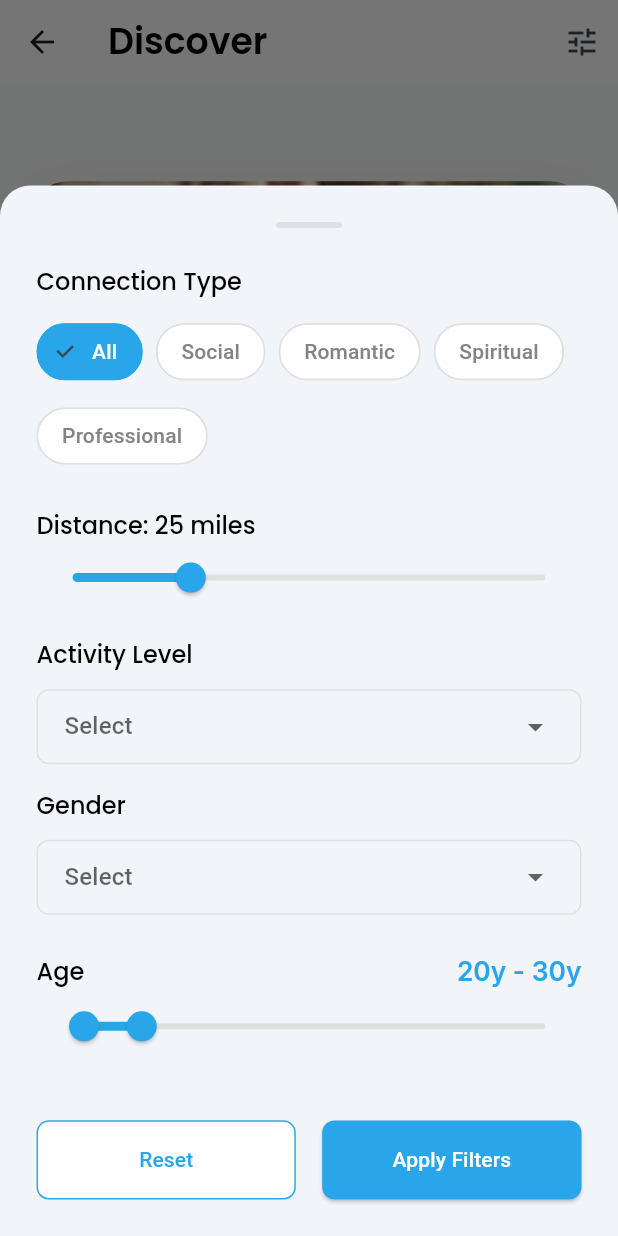
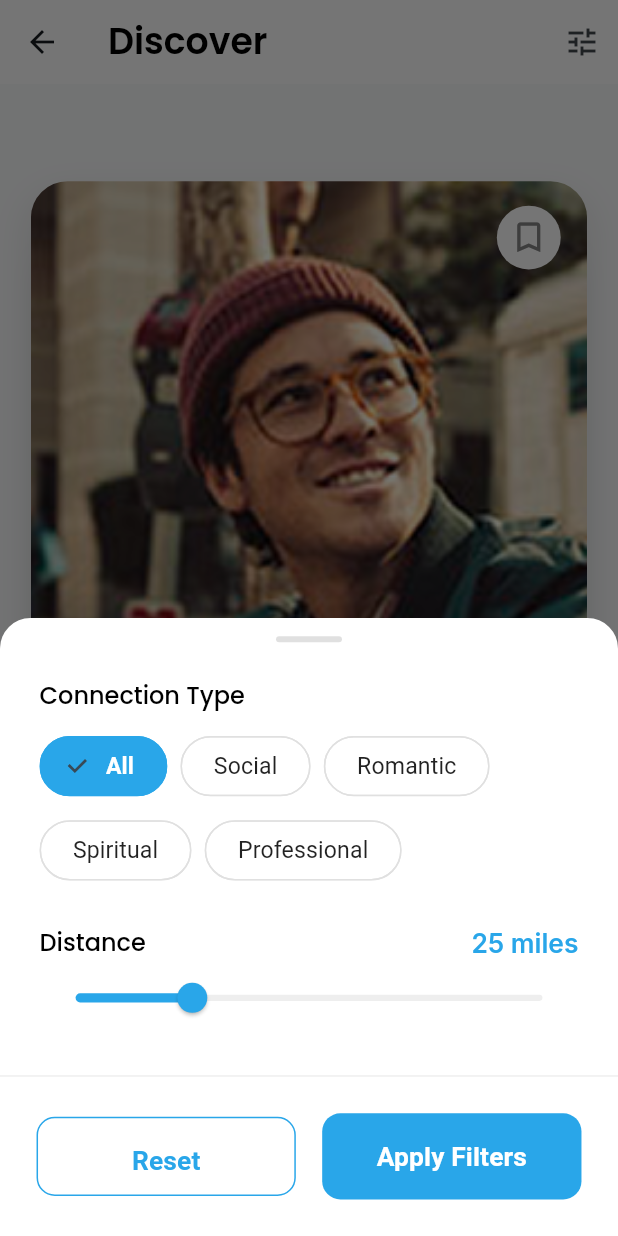
Before and after one commit to Ismail554/AnchorApp, a Flutter app: the _MatchHomeContent screen opened directly, after a tap on the "tune" icon, on a phone screen of 412 x 824 dp. Run offline on Flutter 3.47's test engine with Material 3 defaults, Android fonts, the phone set to English and light mode, and no system bars; our stand-ins replace flutter_screenutil, flutter_svg, google_fonts, image_picker, pinput; missing offline and left inert: textfield_tags; project files that could hold a hidden picture were left out.

Commit message:
add match home screen with swipeable cards and filter options.

```diff
--- a/lib/views/matches/discover/swipeable_card_stack.dart
+++ b/lib/views/matches/discover/swipeable_card_stack.dart
@@ -5,7 +5,8 @@ import 'package:wynante/models/your_connection_model.dart';
 import 'package:wynante/views/matches/discover/my_saved_screen.dart';
 import 'package:wynante/views/matches/discover/discover_card.dart';
 import 'package:wynante/views/matches/dislike_dialog.dart';
-import 'package:wynante/core/font_manager.dart';
+
+import 'package:wynante/core/app_colors.dart';
 
 class SwipeableCardStack extends StatefulWidget {
   final List<YourConnectionModel> candidates;
@@ -39,7 +40,22 @@ class _SwipeableCardStackState extends State<SwipeableCardStack>
 
   void _removeCard(bool liked) {
     if (liked) {
-      print("Liked ${_cards[_currentIndex].name}");
+      final name = _cards[_currentIndex].name;
+      print("Liked $name");
+
+      ScaffoldMessenger.of(context).showSnackBar(
+        SnackBar(
+          content: Text("You have liked $name"),
+          behavior: SnackBarBehavior.floating,
+          backgroundColor: AppColors.primaryColor,
+          duration: const Duration(seconds: 2),
+          shape: RoundedRectangleBorder(
+            borderRadius: BorderRadius.circular(10),
+          ),
+          margin: const EdgeInsets.all(16),
+        ),
+      );
+
       _animateSlideOut(offset: const Offset(0, -1.5)); // Slide UP
     } else {
       print("Disliked ${_cards[_currentIndex].name}");
@@ -50,13 +66,16 @@ class _SwipeableCardStackState extends State<SwipeableCardStack>
 
   void _animateSlideOut({required Offset offset}) {
     _slideOutAnimation = AnimationController(
-      duration: const Duration(milliseconds: 300),
+      duration: const Duration(milliseconds: 500),
       vsync: this,
     );
 
     // Animation controller drives the slide out
     final _ = Tween<Offset>(begin: Offset.zero, end: offset).animate(
-      CurvedAnimation(parent: _slideOutAnimation!, curve: Curves.easeOut),
+      CurvedAnimation(
+        parent: _slideOutAnimation!,
+        curve: Curves.easeInOutCubic,
+      ),
     );
 
     _slideOutAnimation!.forward().then((_) {
--- a/lib/views/matches/match_home_screen.dart
+++ b/lib/views/matches/match_home_screen.dart
@@ -72,19 +72,17 @@ class _MatchHomeContentState extends State<_MatchHomeContent> {
     showModalBottomSheet(
       context: context,
       isScrollControlled: true,
-      shape: RoundedRectangleBorder(
+      backgroundColor: Colors.transparent,
+      builder: (context) {
+        return Container(
+          height: 0.5.sh,
+          decoration: BoxDecoration(
+            color: Colors.white,
             borderRadius: BorderRadius.vertical(top: Radius.circular(20.r)),
           ),
-      builder: (context) {
-        return SafeArea(
-          child: StatefulBuilder(
-            builder: (context, setSheetState) {
-              return Container(
-                padding: EdgeInsets.all(24.r),
-                height: 0.85.sh, // Slightly taller to fit all fields
           child: Column(
-                  crossAxisAlignment: CrossAxisAlignment.start,
             children: [
+              AppSpacing.h12,
               Center(
                 child: Container(
                   width: 40.w,
@@ -96,6 +94,14 @@ class _MatchHomeContentState extends State<_MatchHomeContent> {
                 ),
               ),
               AppSpacing.h24,
+              Expanded(
+                child: SingleChildScrollView(
+                  padding: EdgeInsets.symmetric(horizontal: 24.w),
+                  child: StatefulBuilder(
+                    builder: (context, setSheetState) {
+                      return Column(
+                        crossAxisAlignment: CrossAxisAlignment.start,
+                        children: [
                           Text(
                             "Connection Type",
                             style: FontManager.heading4(fontSize: 16),
@@ -115,7 +121,18 @@ class _MatchHomeContentState extends State<_MatchHomeContent> {
                                   final isSelected =
                                       _tempSelectedConnectionType == type;
                                   return ChoiceChip(
-                              label: Text(type),
+                                    label: Text(
+                                      type,
+                                      style: TextStyle(
+                                        color: isSelected
+                                            ? Colors.white
+                                            : Colors.black87,
+                                        fontSize: 14.sp,
+                                        fontWeight: isSelected
+                                            ? FontWeight.w600
+                                            : FontWeight.normal,
+                                      ),
+                                    ),
                                     selected: isSelected,
                                     onSelected: (selected) {
                                       if (selected) {
@@ -125,14 +142,13 @@ class _MatchHomeContentState extends State<_MatchHomeContent> {
                                       }
                                     },
                                     selectedColor: AppColors.primaryColor,
-                              labelStyle: TextStyle(
-                                color: isSelected
-                                    ? Colors.white
-                                    : AppColors.grey,
+                                    backgroundColor: Colors.white,
+                                    padding: EdgeInsets.symmetric(
+                                      horizontal: 12.w,
+                                      vertical: 8.h,
                                     ),
-                              backgroundColor: AppColors.white,
                                     shape: RoundedRectangleBorder(
-                                borderRadius: BorderRadius.circular(20.r),
+                                      borderRadius: BorderRadius.circular(24.r),
                                       side: BorderSide(
                                         color: isSelected
                                             ? AppColors.primaryColor
@@ -143,23 +159,43 @@ class _MatchHomeContentState extends State<_MatchHomeContent> {
                                 }).toList(),
                           ),
                           AppSpacing.h24,
+                          Row(
+                            mainAxisAlignment: MainAxisAlignment.spaceBetween,
+                            children: [
                               Text(
-                      "Distance: ${_tempDistance.round()} miles",
+                                "Distance",
                                 style: FontManager.heading4(fontSize: 16),
                               ),
-                    Slider(
+                              Text(
+                                "${_tempDistance.round()} miles",
+                                style: FontManager.bodyMedium(
+                                  color: AppColors.primaryColor,
+                                ),
+                              ),
+                            ],
+                          ),
+                          SliderTheme(
+                            data: SliderTheme.of(context).copyWith(
+                              activeTrackColor: AppColors.primaryColor,
+                              inactiveTrackColor: Colors.grey[200],
+                              thumbColor: AppColors.primaryColor,
+                              overlayColor: AppColors.primaryColor.withOpacity(
+                                0.2,
+                              ),
+                              trackHeight: 4.h,
+                            ),
+                            child: Slider(
                               value: _tempDistance,
                               min: 0,
                               max: 100,
-                      activeColor: AppColors.primaryColor,
-                      inactiveColor: Colors.grey[300],
                               onChanged: (value) {
                                 setSheetState(() {
                                   _tempDistance = value;
                                 });
                               },
                             ),
-                    AppSpacing.h16,
+                          ),
+                          AppSpacing.h24,
                           Text(
                             "Activity Level",
                             style: FontManager.heading4(fontSize: 16),
@@ -169,21 +205,29 @@ class _MatchHomeContentState extends State<_MatchHomeContent> {
                             padding: EdgeInsets.symmetric(horizontal: 16.w),
                             decoration: BoxDecoration(
                               border: Border.all(color: Colors.grey[300]!),
-                        borderRadius: BorderRadius.circular(8.r),
+                              borderRadius: BorderRadius.circular(12.r),
                             ),
                             child: DropdownButtonHideUnderline(
                               child: DropdownButton<String>(
                                 value: _tempSelectedActivityLevel,
-                          hint: const Text("Select"),
+                                hint: Text(
+                                  "Select",
+                                  style: TextStyle(
+                                    color: Colors.grey[400],
+                                    fontSize: 14.sp,
+                                  ),
+                                ),
                                 isExpanded: true,
-                          items: ["Low", "Moderate", "High", "Very High"].map((
-                            level,
-                          ) {
+                                icon: const Icon(Icons.keyboard_arrow_down),
+                                borderRadius: BorderRadius.circular(12.r),
+                                items: ["Low", "Moderate", "High", "Very High"]
+                                    .map((level) {
                                       return DropdownMenuItem(
                                         value: level,
                                         child: Text(level),
                                       );
-                          }).toList(),
+                                    })
+                                    .toList(),
                                 onChanged: (value) {
                                   setSheetState(() {
                                     _tempSelectedActivityLevel = value;
@@ -192,21 +236,34 @@ class _MatchHomeContentState extends State<_MatchHomeContent> {
                               ),
                             ),
                           ),
-                    AppSpacing.h16,
-                    Text("Gender", style: FontManager.heading4(fontSize: 16)),
+                          AppSpacing.h24,
+                          Text(
+                            "Gender",
+                            style: FontManager.heading4(fontSize: 16),
+                          ),
                           AppSpacing.h12,
                           Container(
                             padding: EdgeInsets.symmetric(horizontal: 16.w),
                             decoration: BoxDecoration(
                               border: Border.all(color: Colors.grey[300]!),
-                        borderRadius: BorderRadius.circular(8.r),
+                              borderRadius: BorderRadius.circular(12.r),
                             ),
                             child: DropdownButtonHideUnderline(
                               child: DropdownButton<String>(
                                 value: _tempSelectedGender,
-                          hint: const Text("Select"),
+                                hint: Text(
+                                  "Select",
+                                  style: TextStyle(
+                                    color: Colors.grey[400],
+                                    fontSize: 14.sp,
+                                  ),
+                                ),
                                 isExpanded: true,
-                          items: ["Man", "Woman", "Non-binary"].map((gender) {
+                                icon: const Icon(Icons.keyboard_arrow_down),
+                                borderRadius: BorderRadius.circular(12.r),
+                                items: ["Man", "Woman", "Non-binary"].map((
+                                  gender,
+                                ) {
                                   return DropdownMenuItem(
                                     value: gender,
                                     child: Text(gender),
@@ -224,7 +281,10 @@ class _MatchHomeContentState extends State<_MatchHomeContent> {
                           Row(
                             mainAxisAlignment: MainAxisAlignment.spaceBetween,
                             children: [
-                        Text("Age", style: FontManager.heading4(fontSize: 16)),
+                              Text(
+                                "Age",
+                                style: FontManager.heading4(fontSize: 16),
+                              ),
                               Text(
                                 "${_tempAgeRange.start.round()}y - ${_tempAgeRange.end.round()}y",
                                 style: FontManager.bodyMedium(
@@ -233,42 +293,72 @@ class _MatchHomeContentState extends State<_MatchHomeContent> {
                               ),
                             ],
                           ),
-                    RangeSlider(
+                          SliderTheme(
+                            data: SliderTheme.of(context).copyWith(
+                              activeTrackColor: AppColors.primaryColor,
+                              inactiveTrackColor: Colors.grey[200],
+                              thumbColor: AppColors.primaryColor,
+                              overlayColor: AppColors.primaryColor.withOpacity(
+                                0.2,
+                              ),
+                              trackHeight: 4.h,
+                            ),
+                            child: RangeSlider(
                               values: _tempAgeRange,
                               min: 18,
                               max: 100,
-                      activeColor: AppColors.primaryColor,
-                      inactiveColor: Colors.grey[300],
                               onChanged: (values) {
                                 setSheetState(() {
                                   _tempAgeRange = values;
                                 });
                               },
                             ),
-                    const Spacer(),
-                    Row(
+                          ),
+                          AppSpacing.h40, // Bottom spacing for scroll
+                        ],
+                      );
+                    },
+                  ),
+                ),
+              ),
+              Container(
+                padding: EdgeInsets.all(24.r),
+                decoration: BoxDecoration(
+                  color: Colors.white,
+                  border: Border(top: BorderSide(color: Colors.grey[200]!)),
+                ),
+                child: Row(
                   children: [
                     Expanded(
                       child: OutlinedButton(
                         onPressed: () {
-                              setSheetState(() {
-                                _tempSelectedConnectionType = "All";
-                                _tempDistance = 25;
-                                _tempSelectedActivityLevel = null;
-                                _tempSelectedGender = null;
-                                _tempAgeRange = const RangeValues(20, 30);
-                              });
+                          // Note: We need a way to update the stateful builder's state from here,
+                          // but since this button is outside the StatefulBuilder, it might reset only local vars.
+                          // Ideally, the whole sheet content should be in one StatefulBuilder or separated.
+                          // For simplicity, we'll just update logic vars and rely on user to see change on next interaction
+                          // or better: force rebuild.
+                          // A better approach is to wrap the whole content in StatefulBuilder.
+                          // But let's keep simple first.
+                          // Actually, 'setSheetState' is not available here.
+                          // Let's rely on the internal state or move buttons inside.
+                          Navigator.pop(context);
+                          _showFilterBottomSheet(); // Re-open to "reset" visually? No, that's bad UX.
+                          // Correct fix: Move buttons inside StatefulBuilder or use a State class.
                         },
                         style: OutlinedButton.styleFrom(
                           padding: EdgeInsets.symmetric(vertical: 16.h),
                           side: BorderSide(color: AppColors.primaryColor),
                           shape: RoundedRectangleBorder(
-                                borderRadius: BorderRadius.circular(8.r),
+                            borderRadius: BorderRadius.circular(12.r),
                           ),
                         ),
                         child: Text(
                           "Reset",
-                              style: TextStyle(color: AppColors.primaryColor),
+                          style: TextStyle(
+                            color: AppColors.primaryColor,
+                            fontSize: 16.sp,
+                            fontWeight: FontWeight.w600,
+                          ),
                         ),
                       ),
                     ),
@@ -280,33 +370,34 @@ class _MatchHomeContentState extends State<_MatchHomeContent> {
                             _selectedConnectionType =
                                 _tempSelectedConnectionType;
                             _distance = _tempDistance;
-                                _selectedActivityLevel =
-                                    _tempSelectedActivityLevel;
+                            _selectedActivityLevel = _tempSelectedActivityLevel;
                             _selectedGender = _tempSelectedGender;
                             _ageRange = _tempAgeRange;
                           });
-                              // Implement filtering logic here if/when actual data is used
                           Navigator.pop(context);
                         },
                         style: ElevatedButton.styleFrom(
                           padding: EdgeInsets.symmetric(vertical: 16.h),
                           backgroundColor: AppColors.primaryColor,
+                          elevation: 0,
                           shape: RoundedRectangleBorder(
-                                borderRadius: BorderRadius.circular(8.r),
+                            borderRadius: BorderRadius.circular(12.r),
                           ),
                         ),
-                            child: const Text(
+                        child: Text(
                           "Apply Filters",
-                              style: TextStyle(color: Colors.white),
+                          style: TextStyle(
+                            color: Colors.white,
+                            fontSize: 16.sp,
+                            fontWeight: FontWeight.w600,
+                          ),
                         ),
                       ),
                     ),
                   ],
                 ),
+              ),
             ],
-                ),
-              );
-            },
           ),
         );
       },
```
Lines whose indentation alone changed are shown as unchanged.
